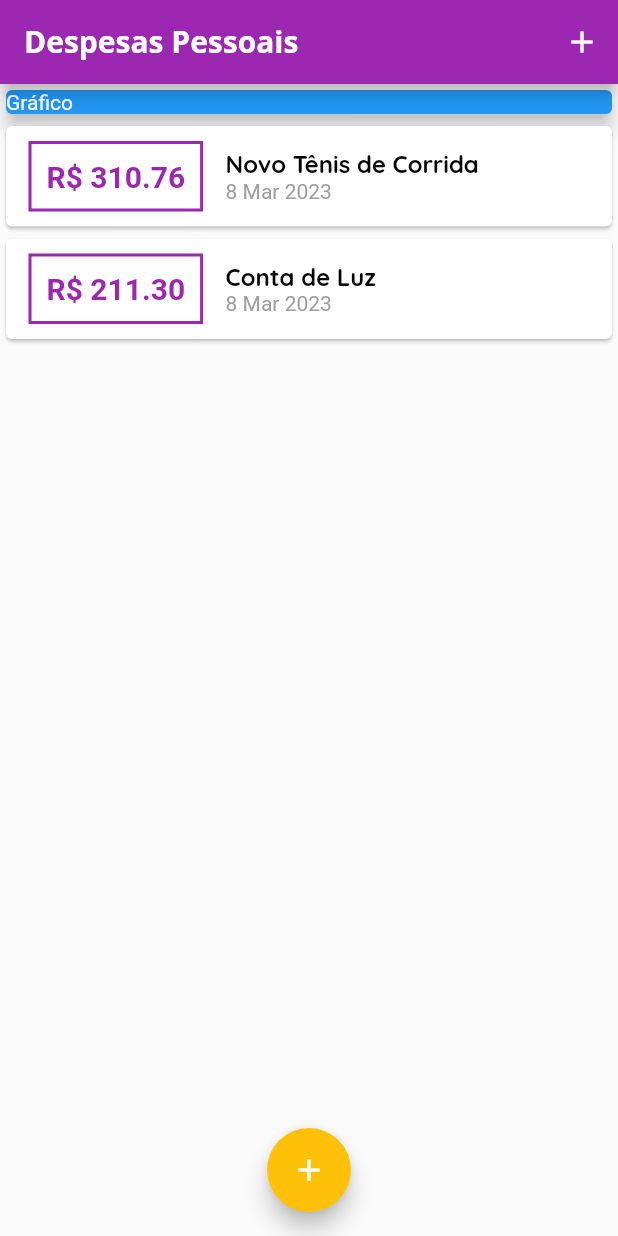
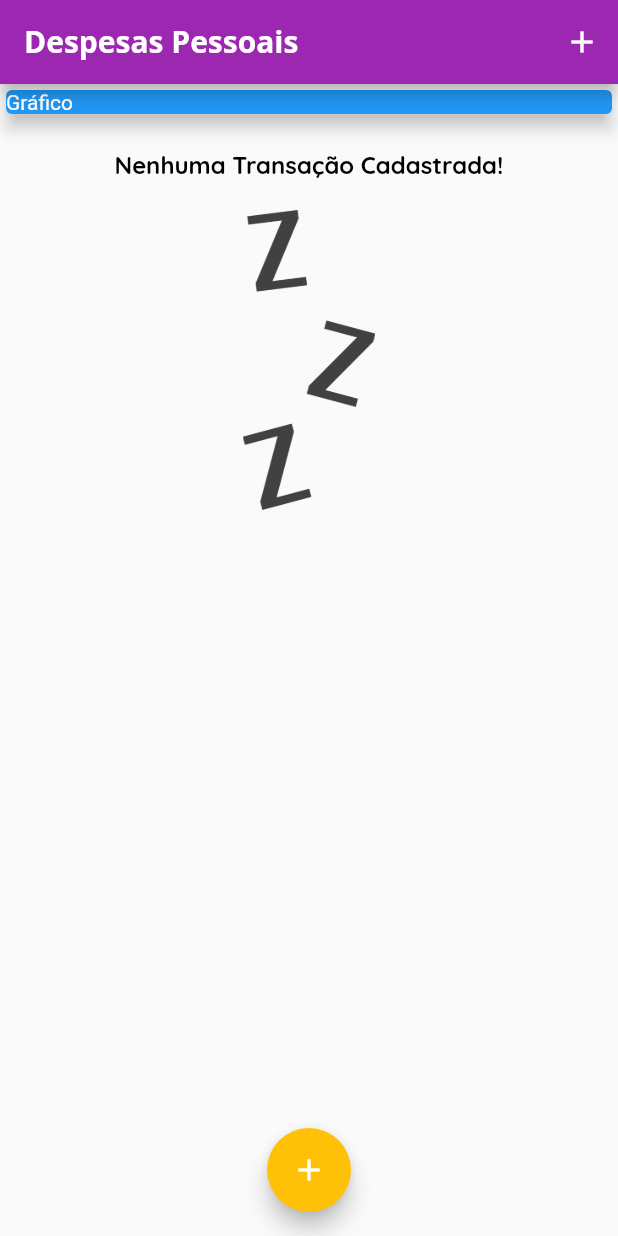
Before and after one commit to IsmaelDevMobile/expenses, a Flutter app: the screen it shows after launch, on a phone screen of 412 x 824 dp. Run offline on Flutter 3.47's test engine with Material 2 defaults, Android fonts, the phone set to English and light mode, and no system bars.

```diff
--- a/lib/main.dart
+++ b/lib/main.dart
@@ -52,19 +52,19 @@ class MyHomePage extends StatefulWidget {
 }
 
 class _MyHomePageState extends State<MyHomePage> {
-  final _transaction = [
-    Transaction(
-      id: 't1',
-      title: 'Novo Tênis de Corrida',
-      value: 310.76,
-      date: DateTime.now(),
-    ),
-    Transaction(
-      id: 't2',
-      title: 'Conta de Luz',
-      value: 211.30,
-      date: DateTime.now(),
-    ),
+  final List<Transaction> _transaction = [
+    // Transaction(
+    //   id: 't1',
+    //   title: 'Novo Tênis de Corrida',
+    //   value: 310.76,
+    //   date: DateTime.now(),
+    // ),
+    // Transaction(
+    //   id: 't2',
+    //   title: 'Conta de Luz',
+    //   value: 211.30,
+    //   date: DateTime.now(),
+    // ),
   ];
 
   _addTransaction(String title, double value) {
--- a/lib/widgets/transaction_list.dart
+++ b/lib/widgets/transaction_list.dart
@@ -14,7 +14,29 @@ class TransactionList extends StatelessWidget {
   Widget build(BuildContext context) {
     return SizedBox(
       height: 300,
-      child: ListView.builder(
+      child: transactions.isEmpty
+      ?Column(
+        children: [
+          const SizedBox(
+            height: 20,
+          ),
+          Text(
+          'Nenhuma Transação Cadastrada!',
+          style: Theme.of(context).textTheme.titleMedium,
+          ),
+          const SizedBox(
+            height: 20,
+          ),
+          SizedBox(
+            height: 200,
+            child: Image.asset(
+              'assets/images/waiting.png',
+              fit: BoxFit.cover,
+            ),
+          )
+        ],
+      )
+      :ListView.builder(
         itemCount: transactions.length,
         itemBuilder: (ctx, index) {
           final tr = transactions[index];
--- a/pubspec.yaml
+++ b/pubspec.yaml
@@ -60,8 +60,8 @@ flutter:
   uses-material-design: true
 
   # To add assets to your application, add an assets section, like this:
-  # assets:
-  #   - images/a_dot_burr.jpeg
+  assets:
+    - assets/images/waiting.png
   #   - images/a_dot_ham.jpeg
 
   # An image asset can refer to one or more resolution-specific "variants", see
```
Also changed, not shown: assets/images/waiting.png (added).
